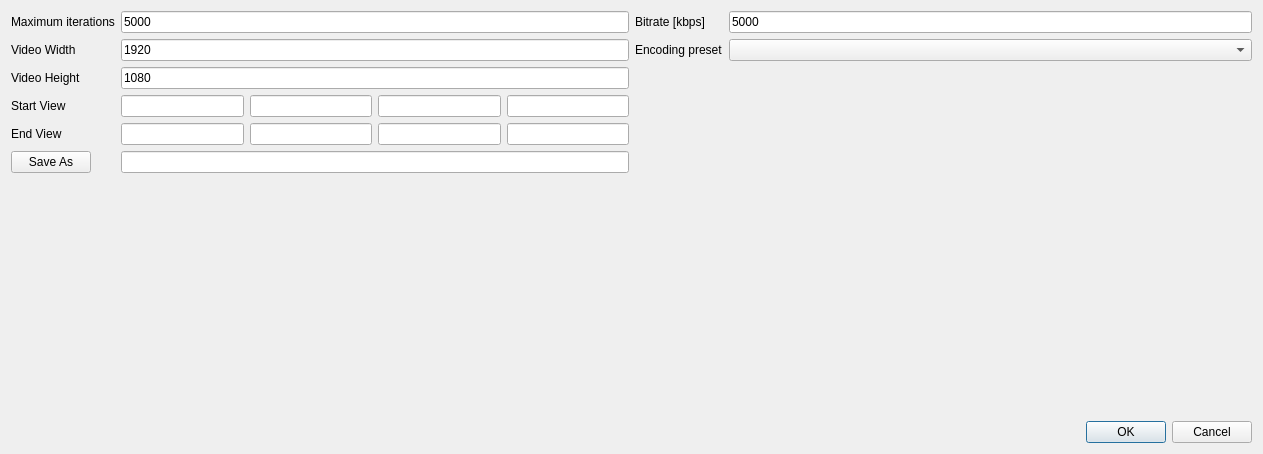
QlowB/Almond, file exportvideodialog.ui: the form before one commit.
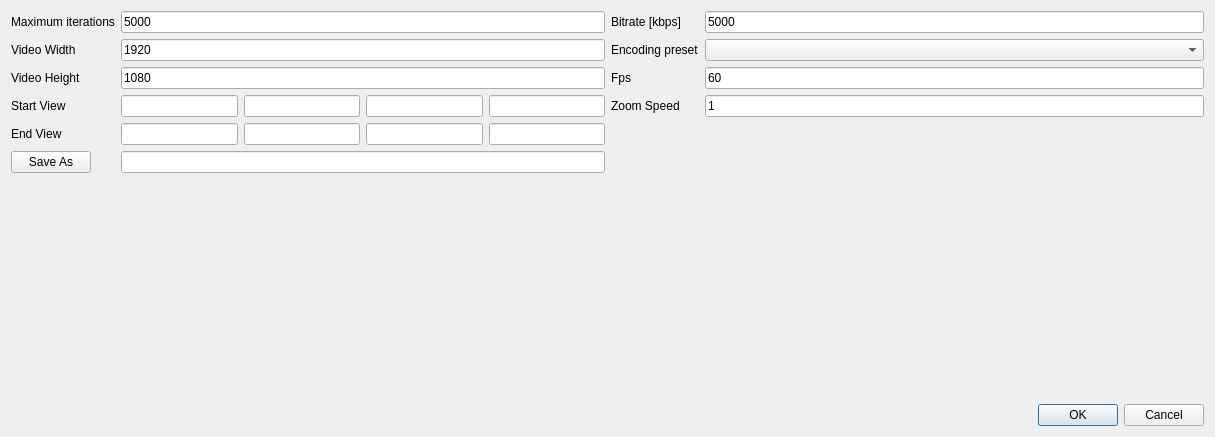
The form after the commit.

```diff
--- a/exportvideodialog.ui
+++ b/exportvideodialog.ui
@@ -6,8 +6,8 @@
    <rect>
     <x>0</x>
     <y>0</y>
-    <width>1263</width>
-    <height>454</height>
+    <width>1215</width>
+    <height>437</height>
    </rect>
   </property>
   <property name="windowTitle">
@@ -213,6 +213,34 @@
          </property>
         </widget>
        </item>
+       <item row="2" column="0">
+        <widget class="QLabel" name="label_8">
+         <property name="text">
+          <string>Fps</string>
+         </property>
+        </widget>
+       </item>
+       <item row="2" column="1">
+        <widget class="QLineEdit" name="fps">
+         <property name="text">
+          <string>60</string>
+         </property>
+        </widget>
+       </item>
+       <item row="3" column="0">
+        <widget class="QLabel" name="label_9">
+         <property name="text">
+          <string>Zoom Speed</string>
+         </property>
+        </widget>
+       </item>
+       <item row="3" column="1">
+        <widget class="QLineEdit" name="zoomSpeed">
+         <property name="text">
+          <string>1</string>
+         </property>
+        </widget>
+       </item>
       </layout>
      </item>
     </layout>
```
